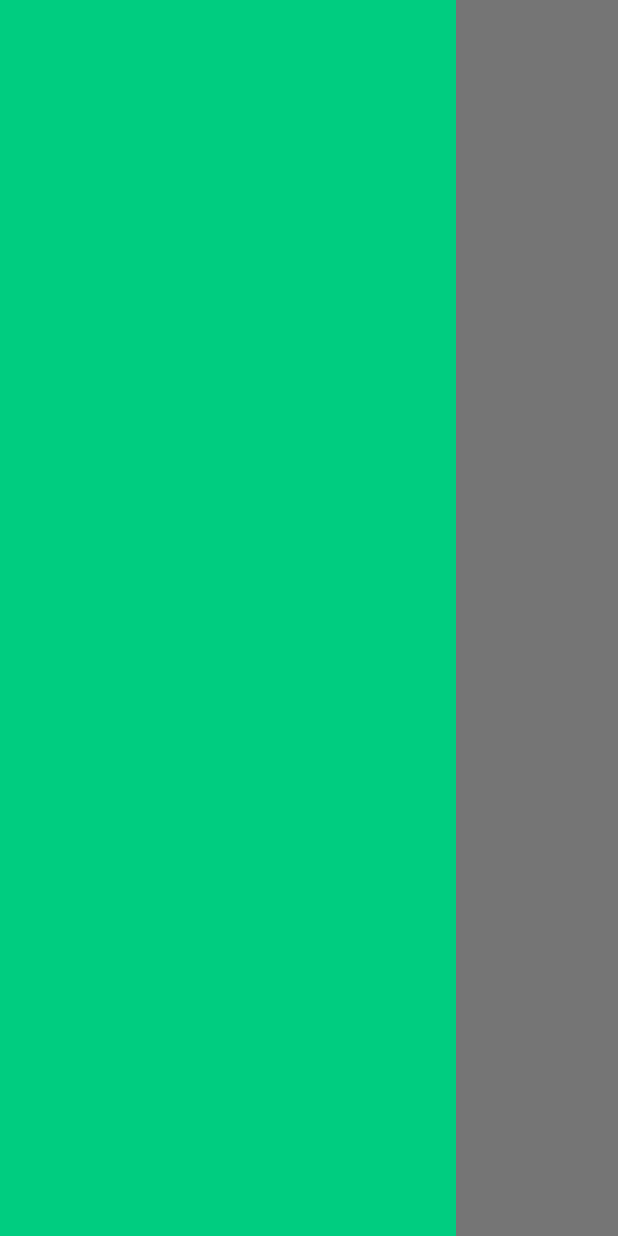
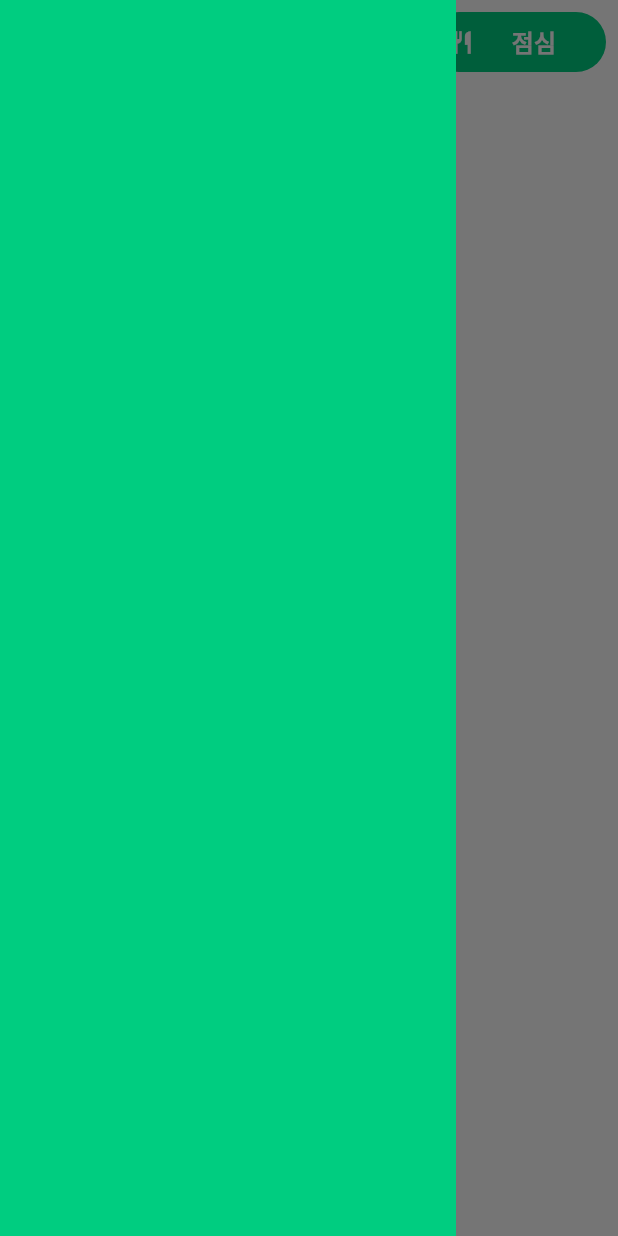
Before and after one commit to HeXA-UNIST/meal_client, a Flutter app: the screen it shows after launch, with the side drawer open, on a phone screen of 412 x 824 dp. Run offline on Flutter 3.47's test engine with Material 3 defaults, Android fonts, the phone set to English and light mode, and no system bars; Roboto replaces fonts that are missing (Pretendard); project files that could hold a hidden picture were left out.

Commit message:
add _DayOfMealSwitchButton widget

```diff
--- a/lib/pages/home.dart
+++ b/lib/pages/home.dart
@@ -2,6 +2,7 @@ import 'package:flutter/material.dart';
 import 'package:provider/provider.dart';
 
 import '../model.dart';
+import '../meal.dart';
 import '../string.dart' as string;
 
 class _HomePageDrawer extends StatelessWidget {
@@ -16,6 +17,47 @@ class _HomePageDrawer extends StatelessWidget {
   }
 }
 
+class _DayOfMealSwitchButton extends StatelessWidget {
+  const _DayOfMealSwitchButton({
+    super.key,
+    required this.onPressed,
+    required this.label,
+    required this.icon,
+  });
+
+  final void Function()? onPressed;
+  final String label;
+  final IconData icon;
+
+  @override
+  Widget build(BuildContext context) {
+    final colorScheme = Theme.of(context).colorScheme;
+    return TextButton.icon(
+      onPressed: onPressed,
+      label: SizedBox(
+        width: 64,
+        child: FittedBox(
+          fit: BoxFit.scaleDown,
+          child: Text(
+            label,
+            style: TextStyle(
+              fontSize: 16,
+              fontWeight: FontWeight.w700,
+              color: colorScheme.onPrimaryContainer,
+            ),
+          ),
+        ),
+      ),
+      icon: Icon(icon),
+      style: TextButton.styleFrom(
+        iconColor: colorScheme.onPrimaryContainer,
+        backgroundColor: colorScheme.primaryContainer,
+        overlayColor: colorScheme.onPrimaryContainer,
+      ),
+    );
+  }
+}
+
 class HomePage extends StatelessWidget {
   const HomePage({super.key});
 
@@ -23,6 +65,20 @@ class HomePage extends StatelessWidget {
   Widget build(BuildContext context) {
     return Consumer<BapUModel>(
       builder: (context, bapu, child) {
+        final String dayOfMealLabel;
+        final IconData dayOfMealIcon;
+        switch (bapu.mealOfDay) {
+          case MealOfDay.breakfast:
+            dayOfMealLabel = string.breakfast.getLocalizedString(bapu.language);
+            dayOfMealIcon = Icons.sunny;
+          case MealOfDay.lunch:
+            dayOfMealLabel = string.lunch.getLocalizedString(bapu.language);
+            dayOfMealIcon = Icons.restaurant;
+          case MealOfDay.dinner:
+            dayOfMealLabel = string.dinner.getLocalizedString(bapu.language);
+            dayOfMealIcon = Icons.nightlight;
+        }
+
         return Scaffold(
           drawer: const _HomePageDrawer(),
           appBar: AppBar(
@@ -30,6 +86,14 @@ class HomePage extends StatelessWidget {
               string.getLocalizedDate(bapu.month, bapu.day, bapu.language),
               style: const TextStyle(fontWeight: FontWeight.w700),
             ),
+            actions: [
+              _DayOfMealSwitchButton(
+                onPressed: () {},
+                label: dayOfMealLabel,
+                icon: dayOfMealIcon,
+              ),
+            ],
+            actionsPadding: EdgeInsets.only(right: 8),
           ),
           body: child,
         );
--- a/lib/string.dart
+++ b/lib/string.dart
@@ -9,6 +9,10 @@ const thu = MultiLanguageString(eng: "Thu", kor: "목");
 const fri = MultiLanguageString(eng: "Fri", kor: "금");
 const sat = MultiLanguageString(eng: "Sat", kor: "토");
 const sun = MultiLanguageString(eng: "Sun", kor: "일");
+
+const breakfast = MultiLanguageString(eng: "Breakfast", kor: "아침");
+const lunch = MultiLanguageString(eng: "Lunch", kor: "점심");
+const dinner = MultiLanguageString(eng: "Dinner", kor: "저녁");
 
 const _jan = MultiLanguageString(eng: "Jan.", kor: "1월");
 const _feb = MultiLanguageString(eng: "Feb.", kor: "2월");
```
